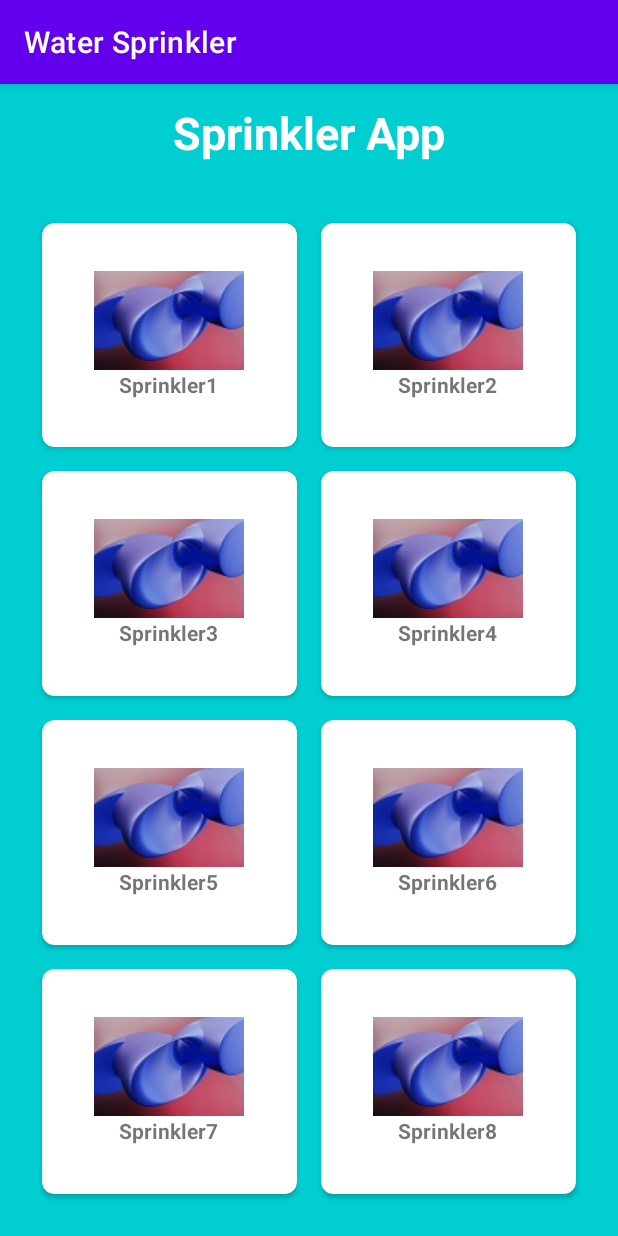
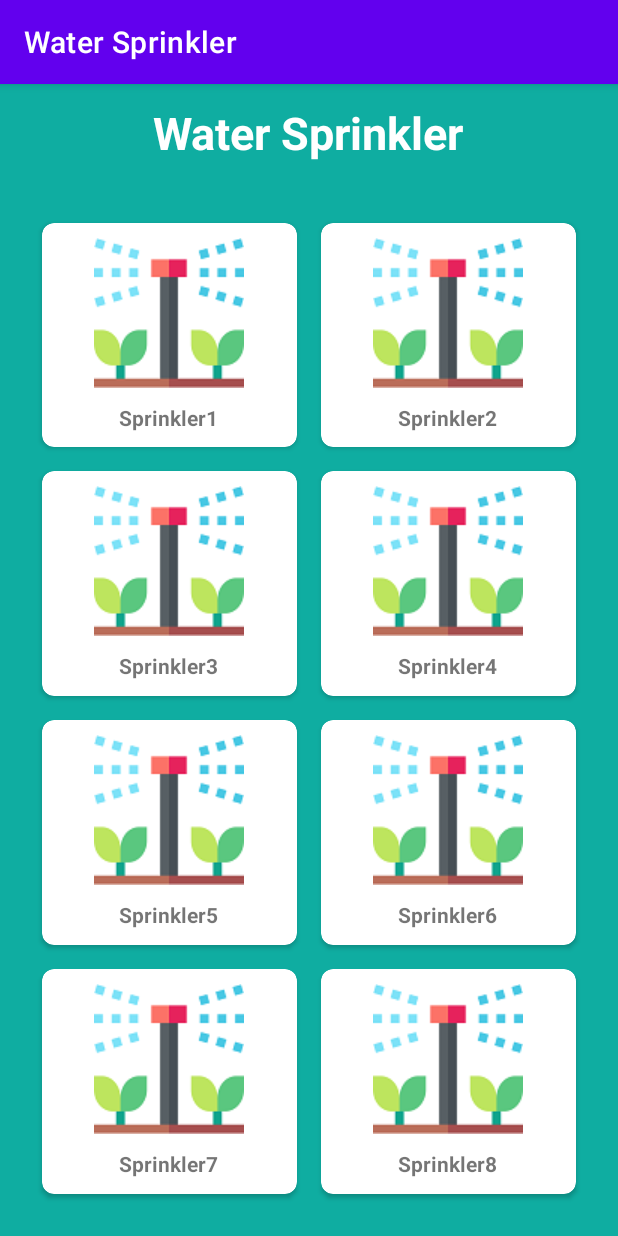
Before and after one commit to sourabhsrj/watersprinkler, an Android app: the screen it shows after launch (HomeActivity), on a phone screen of 412 x 824 dp. Run offline under Robolectric (Android 15) with nearby library versions, the phone set to English and light mode, and no system bars.

Commit message:
Final Project Commit

```diff
--- /dev/null
+++ b/app/src/main/java/com/example/watersprinkler/SplashScreenActivity.java
@@ -0,0 +1,25 @@
+package com.example.watersprinkler;
+
+import androidx.appcompat.app.AppCompatActivity;
+
+import android.content.Intent;
+import android.os.Bundle;
+import android.os.Handler;
+import android.view.WindowManager;
+import android.widget.TextView;
+
+public class SplashScreenActivity extends AppCompatActivity {
+    @Override
+    protected void onCreate(Bundle savedInstanceState) {
+        super.onCreate(savedInstanceState);
+        setContentView(R.layout.activity_splash_screen);
+
+        new Handler().postDelayed(new Runnable() {
+            @Override
+            public void run() {
+                startActivity(new Intent(SplashScreenActivity.this,HomeActivity.class).setFlags(Intent.FLAG_ACTIVITY_NEW_TASK));
+                finish();
+            }
+        },400);
+    }
+}
--- a/app/src/main/res/layout/activity_home.xml
+++ b/app/src/main/res/layout/activity_home.xml
@@ -4,7 +4,7 @@
     xmlns:tools="http://schemas.android.com/tools"
     android:layout_width="match_parent"
     android:layout_height="match_parent"
-    android:background="#00CED1"
+    android:background="#0faDa1"
     tools:context=".HomeActivity">
 
     <TextView
@@ -12,12 +12,14 @@
         android:layout_width="wrap_content"
         android:layout_height="wrap_content"
         android:layout_centerHorizontal="true"
-        android:text="Sprinkler App"
+        android:layout_marginStart="12dp"
+        android:layout_marginTop="12dp"
+        android:layout_marginEnd="12dp"
+        android:layout_marginBottom="12dp"
+        android:text="Water Sprinkler"
         android:textColor="@color/white"
         android:textSize="30sp"
-        android:textStyle="bold"
-        android:layout_margin="12dp"
-        />
+        android:textStyle="bold" />
     <GridLayout
         android:layout_width="match_parent"
         android:layout_height="match_parent"
@@ -27,6 +29,7 @@
         android:layout_margin="20dp"
         >
         <androidx.cardview.widget.CardView
+            android:id="@+id/sprinkler1"
             android:layout_width="wrap_content"
             android:layout_height="wrap_content"
             android:layout_row="0"
@@ -37,6 +40,7 @@
             android:layout_margin="8dp"
             app:cardCornerRadius="8dp"
             android:elevation="8dp"
+            android:onClick="sprinklerData1"
             >
             <LinearLayout
                 android:layout_width="wrap_content"
@@ -48,11 +52,12 @@
                 <ImageView
                     android:layout_width="wrap_content"
                     android:layout_height="wrap_content"
-                    android:src="@drawable/image"
+                    android:src="@drawable/sprink"
                     />
                 <TextView
                     android:layout_width="wrap_content"
                     android:layout_height="wrap_content"
+                    android:layout_marginTop="10dp"
                     android:text="Sprinkler1"
                     android:textStyle="bold"
                     android:textAlignment="center"
@@ -61,6 +66,7 @@
 
         </androidx.cardview.widget.CardView>
         <androidx.cardview.widget.CardView
+            android:id="@+id/sprinkler2"
             android:layout_width="wrap_content"
             android:layout_height="wrap_content"
             android:layout_row="0"
@@ -71,6 +77,7 @@
             android:layout_margin="8dp"
             app:cardCornerRadius="8dp"
             android:elevation="8dp"
+            android:onClick="sprinklerData2"
             >
             <LinearLayout
                 android:layout_width="wrap_content"
@@ -82,11 +89,12 @@
                 <ImageView
                     android:layout_width="wrap_content"
                     android:layout_height="wrap_content"
-                    android:src="@drawable/image"
+                    android:src="@drawable/sprink"
                     />
                 <TextView
                     android:layout_width="wrap_content"
                     android:layout_height="wrap_content"
+                    android:layout_marginTop="10dp"
                     android:text="Sprinkler2"
                     android:textStyle="bold"
                     android:textAlignment="center"
@@ -95,6 +103,7 @@
 
         </androidx.cardview.widget.CardView>
         <androidx.cardview.widget.CardView
+            android:id="@+id/sprinkler3"
             android:layout_width="wrap_content"
             android:layout_height="wrap_content"
             android:layout_row="1"
@@ -105,6 +114,7 @@
             android:layout_margin="8dp"
             app:cardCornerRadius="8dp"
             android:elevation="8dp"
+            android:onClick="sprinklerData3"
             >
             <LinearLayout
                 android:layout_width="wrap_content"
@@ -116,11 +126,12 @@
                 <ImageView
                     android:layout_width="wrap_content"
                     android:layout_height="wrap_content"
-                    android:src="@drawable/image"
+                    android:src="@drawable/sprink"
                     />
                 <TextView
                     android:layout_width="wrap_content"
                     android:layout_height="wrap_content"
+                    android:layout_marginTop="10dp"
                     android:text="Sprinkler3"
                     android:textStyle="bold"
                     android:textAlignment="center"
@@ -129,6 +140,7 @@
 
         </androidx.cardview.widget.CardView>
         <androidx.cardview.widget.CardView
+            android:id="@+id/sprinkler4"
             android:layout_width="wrap_content"
             android:layout_height="wrap_content"
             android:layout_row="1"
@@ -139,6 +151,7 @@
             android:layout_margin="8dp"
             app:cardCornerRadius="8dp"
             android:elevation="8dp"
+            android:onClick="sprinklerData4"
             >
             <LinearLayout
                 android:layout_width="wrap_content"
@@ -150,11 +163,12 @@
                 <ImageView
                     android:layout_width="wrap_content"
                     android:layout_height="wrap_content"
-                    android:src="@drawable/image"
+                    android:src="@drawable/sprink"
                     />
                 <TextView
                     android:layout_width="wrap_content"
                     android:layout_height="wrap_content"
+                    android:layout_marginTop="10dp"
                     android:text="Sprinkler4"
                     android:textStyle="bold"
                     android:textAlignment="center"
@@ -163,6 +177,7 @@
 
         </androidx.cardview.widget.CardView>
         <androidx.cardview.widget.CardView
+            android:id="@+id/sprinkler5"
             android:layout_width="wrap_content"
             android:layout_height="wrap_content"
             android:layout_row="2"
@@ -173,6 +188,7 @@
             android:layout_margin="8dp"
             app:cardCornerRadius="8dp"
             android:elevation="8dp"
+            android:onClick="sprinklerData5"
             >
             <LinearLayout
                 android:layout_width="wrap_content"
@@ -184,11 +200,12 @@
                 <ImageView
                     android:layout_width="wrap_content"
                     android:layout_height="wrap_content"
-                    android:src="@drawable/image"
+                    android:src="@drawable/sprink"
                     />
                 <TextView
                     android:layout_width="wrap_content"
                     android:layout_height="wrap_content"
+                    android:layout_marginTop="10dp"
                     android:text="Sprinkler5"
                     android:textStyle="bold"
                     android:textAlignment="center"
@@ -197,6 +214,7 @@
 
         </androidx.cardview.widget.CardView>
         <androidx.cardview.widget.CardView
+            android:id="@+id/sprinkler6"
             android:layout_width="wrap_content"
             android:layout_height="wrap_content"
             android:layout_row="2"
@@ -207,6 +225,7 @@
             android:layout_margin="8dp"
             app:cardCornerRadius="8dp"
             android:elevation="8dp"
+            android:onClick="sprinklerData6"
             >
             <LinearLayout
                 android:layout_width="wrap_content"
@@ -218,11 +237,12 @@
                 <ImageView
                     android:layout_width="wrap_content"
                     android:layout_height="wrap_content"
-                    android:src="@drawable/image"
+                    android:src="@drawable/sprink"
                     />
                 <TextView
                     android:layout_width="wrap_content"
                     android:layout_height="wrap_content"
+                    android:layout_marginTop="10dp"
                     android:text="Sprinkler6"
                     android:textStyle="bold"
                     android:textAlignment="center"
@@ -231,6 +251,7 @@
 
         </androidx.cardview.widget.CardView>
         <androidx.cardview.widget.CardView
+            android:id="@+id/sprinkler7"
             android:layout_width="wrap_content"
             android:layout_height="wrap_content"
             android:layout_row="3"
@@ -241,6 +262,7 @@
             android:layout_margin="8dp"
             app:cardCornerRadius="8dp"
             android:elevation="8dp"
+            android:onClick="sprinklerData7"
             >
             <LinearLayout
                 android:layout_width="wrap_content"
@@ -252,11 +274,12 @@
                 <ImageView
                     android:layout_width="wrap_content"
                     android:layout_height="wrap_content"
-                    android:src="@drawable/image"
+                    android:src="@drawable/sprink"
                     />
                 <TextView
                     android:layout_width="wrap_content"
                     android:layout_height="wrap_content"
+                    android:layout_marginTop="10dp"
                     android:text="Sprinkler7"
                     android:textStyle="bold"
                     android:textAlignment="center"
@@ -265,6 +288,7 @@
 
         </androidx.cardview.widget.CardView>
         <androidx.cardview.widget.CardView
+            android:id="@+id/sprinkler8"
             android:layout_width="wrap_content"
             android:layout_height="wrap_content"
             android:layout_row="3"
@@ -275,6 +299,7 @@
             android:layout_margin="8dp"
             app:cardCornerRadius="8dp"
             android:elevation="8dp"
+            android:onClick="sprinklerData8"
             >
             <LinearLayout
                 android:layout_width="wrap_content"
@@ -286,11 +311,12 @@
                 <ImageView
                     android:layout_width="wrap_content"
                     android:layout_height="wrap_content"
-                    android:src="@drawable/image"
+                    android:src="@drawable/sprink"
                     />
                 <TextView
                     android:layout_width="wrap_content"
                     android:layout_height="wrap_content"
+                    android:layout_marginTop="10dp"
                     android:text="Sprinkler8"
                     android:textStyle="bold"
                     android:textAlignment="center"
--- a/app/src/main/res/values/strings.xml
+++ b/app/src/main/res/values/strings.xml
@@ -1,3 +1,6 @@
 <resources>
     <string name="app_name">Water Sprinkler</string>
+    <string name="default_value">0.0</string>
+    <string name="status_on">on</string>
+    <string name="status_off">off</string>
 </resources>
```
Also changed, not shown: app/src/main/AndroidManifest.xml (+7 -1 lines), app/src/main/java/com/example/watersprinkler/HomeActivity.java (+35 -0 lines), app/src/main/java/com/example/watersprinkler/TempHumActivity.java (added, +14 -0 lines), app/src/main/res/layout/activity_splash_screen.xml (added, +33 -0 lines), app/src/main/res/layout/activity_temp_hum.xml (added, +120 -0 lines), app/src/main/res/drawable/moist.png (renamed from app/src/main/res/drawable/moisturizing.png), app/src/main/res/drawable/moisto.png (renamed from app/src/main/res/drawable/moisturizing (1).png), app/src/main/res/drawable/sprink.png (added), app/src/main/res/drawable/sprinkfv.png (renamed from app/src/main/res/drawable/sprinkler.png), app/src/main/res/drawable/sprinkler (3).png (deleted), app/src/main/res/drawable/sprinko.png (renamed from app/src/main/res/drawable/sprinkler (1).png), app/src/main/res/drawable/sprinkt.png (renamed from app/src/main/res/drawable/sprinkler (2).png), app/src/main/res/drawable/sprinktt.png (renamed from app/src/main/res/drawable/sprinkler (4).png), app/src/main/res/drawable/temp.png (renamed from app/src/main/res/drawable/temperature-control.png).
